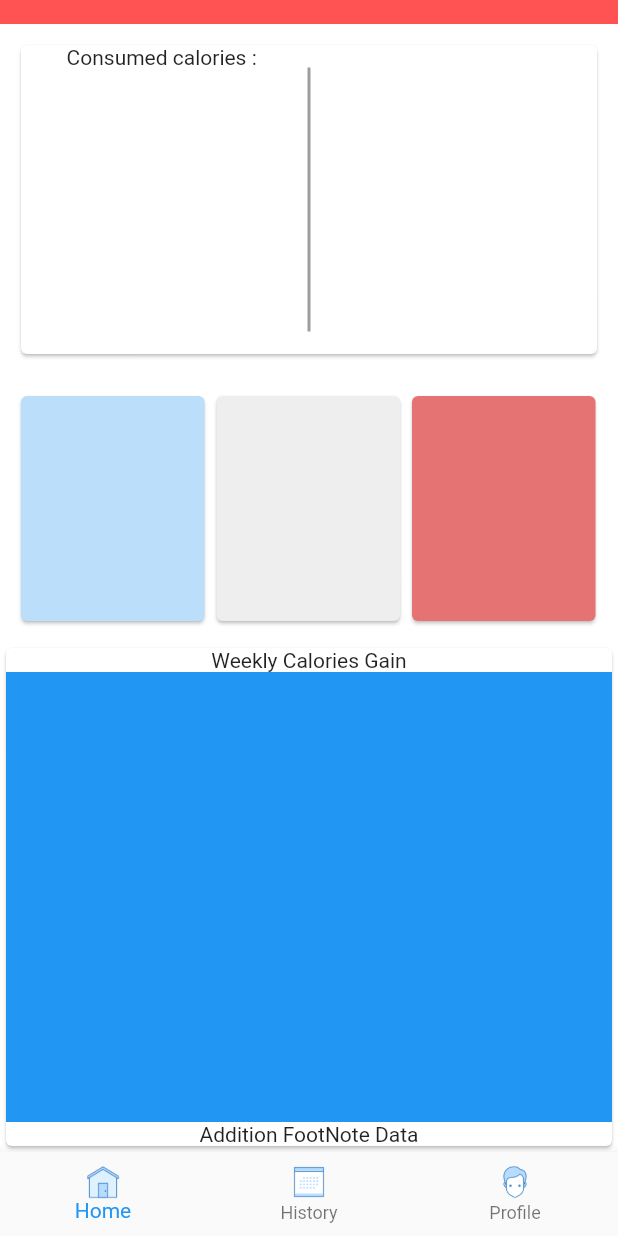
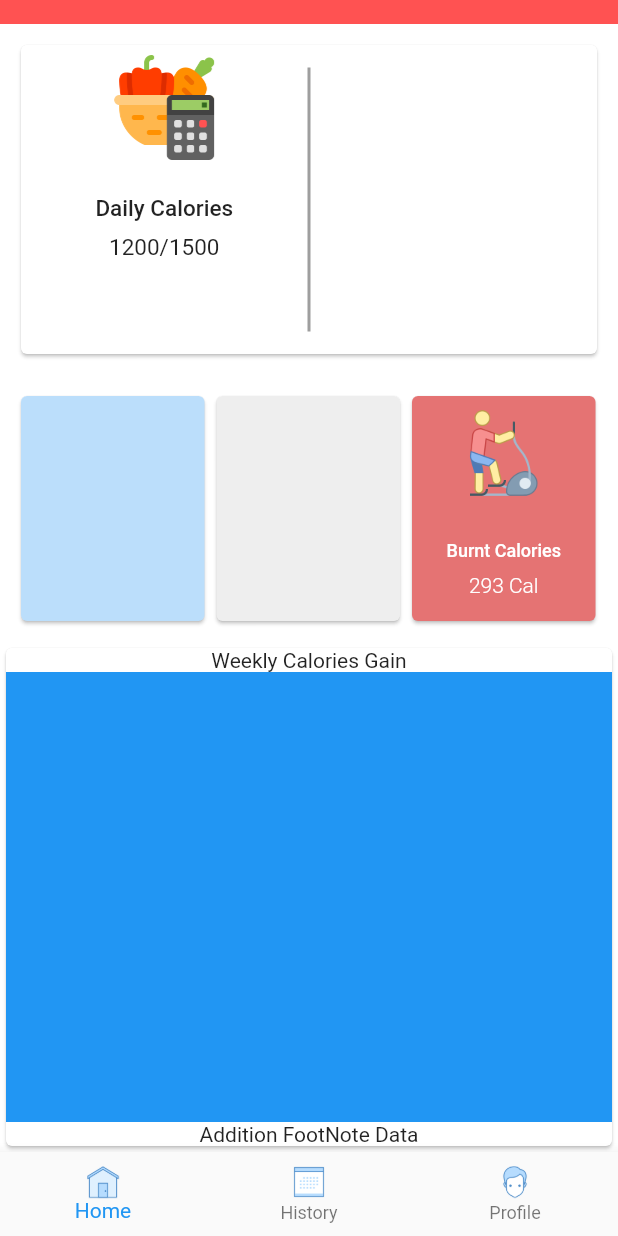
Before and after one commit to fitty-Hackccelerate-2020/fitty-frontend_Flutter, a Flutter app: the NavigationPage screen opened directly, scrolled down 87 dp, on a phone screen of 412 x 824 dp. Run offline on Flutter 3.47's test engine with Material 2 defaults, Android fonts, the phone set to English and light mode, and no system bars; our stand-ins replace charts_flutter, fluttertoast, shared_preferences; accounts and stored records are empty; network calls fail.

Commit message:
Dynamic Done Into The Profile Update Some Dashboard Profile

```diff
--- a/lib/Page/AuthPage/signup.dart
+++ b/lib/Page/AuthPage/signup.dart
@@ -151,7 +151,7 @@ class SignUpPage extends StatelessWidget {
       UserProvider userProvider =  Provider.of<UserProvider>(context, listen: false);
       userProvider.setUser(registeredUser);
       Navigator.push(context, MaterialPageRoute(builder:
-        (context) => DetailsPage()));
+        (context) => DetailsPage(flagvar: false,)));
     }
     else{
       print(authProvider.authStatus);
--- a/lib/Page/Dashboard/dashboard.dart
+++ b/lib/Page/Dashboard/dashboard.dart
@@ -140,8 +140,22 @@ class DashBoardPage extends StatelessWidget {
                 child: Column(
                   children: <Widget>[
                     Container(
-                      child: Text("Consumed calories : ")
+                      child: Image.asset('assets/cal.png',height: 80,width: 80,),
+                    ),
+                    Padding(
+                      padding: const EdgeInsets.only(top: 20),
+                      child: Container(
+                        child: Text
+                          ("Daily Calories",style: TextStyle(fontSize: 15,fontWeight: FontWeight.w500),)
+                      ),
+                    ),
+                    Padding(
+                      padding: const EdgeInsets.all(8.0),
+                      child: Container(
+                        child: Text("1200/1500",style: TextStyle(fontSize: 15),),
+                      ),
                     )
+
                   ],
                 ),
               ),
@@ -209,6 +223,29 @@ class DashBoardPage extends StatelessWidget {
       child: Container(
         width: width / 3 - 15,
         height: 150,
+        child: Column(
+          children: [
+            Padding(
+              padding: const EdgeInsets.all(8.0),
+              child: Container(
+                child: Image.asset('assets/workout.png',height: 60,width: 60,),
+              ),
+            ),
+            Padding(
+              padding: const EdgeInsets.only(top:20.0),
+              child: Container(
+                child: Text("Burnt Calories",style: TextStyle(fontWeight: FontWeight.w500,fontSize: 12,color: Colors.white),),
+
+              ),
+            ),
+            Padding(
+              padding: const EdgeInsets.all(8.0),
+              child: Container(
+                child: Text("293 Cal",style: TextStyle(fontWeight: FontWeight.w300,color: Colors.white),),
+              ),
+            )
+          ],
+        ),
       ),
     );
   }
```
Also changed, not shown: lib/Page/Profile/profile.dart (+31 -23 lines), lib/Page/SetGoal.dart (+15 -2 lines), lib/Page/detailsPage.dart (+36 -1 lines), assets/cal.png (added), assets/sleep.png (added), assets/workout.png (added), pubspec.lock.
